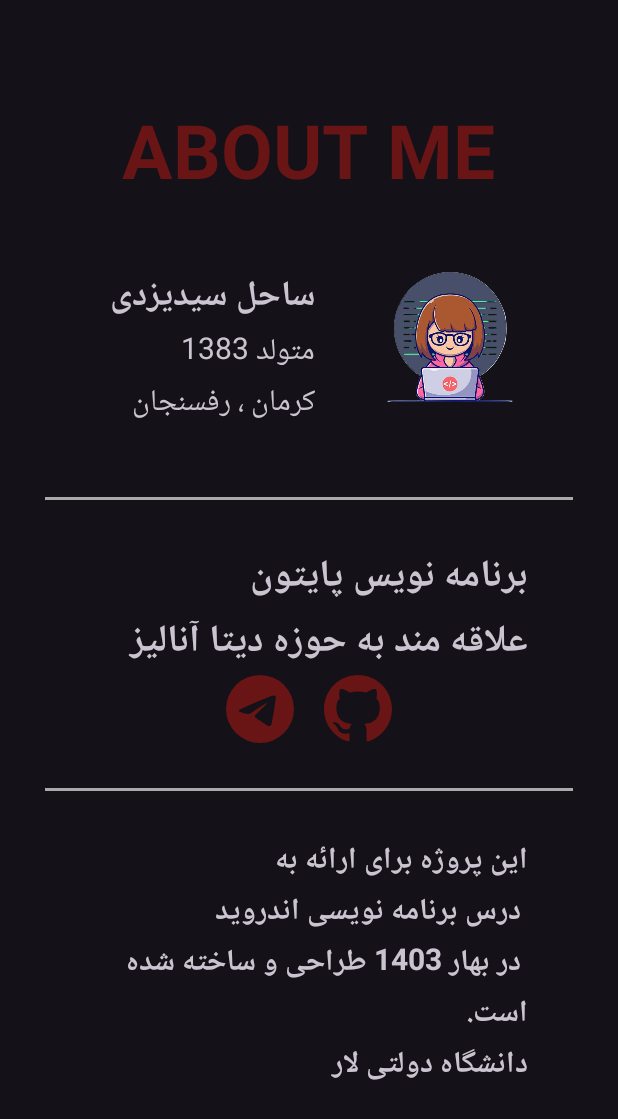
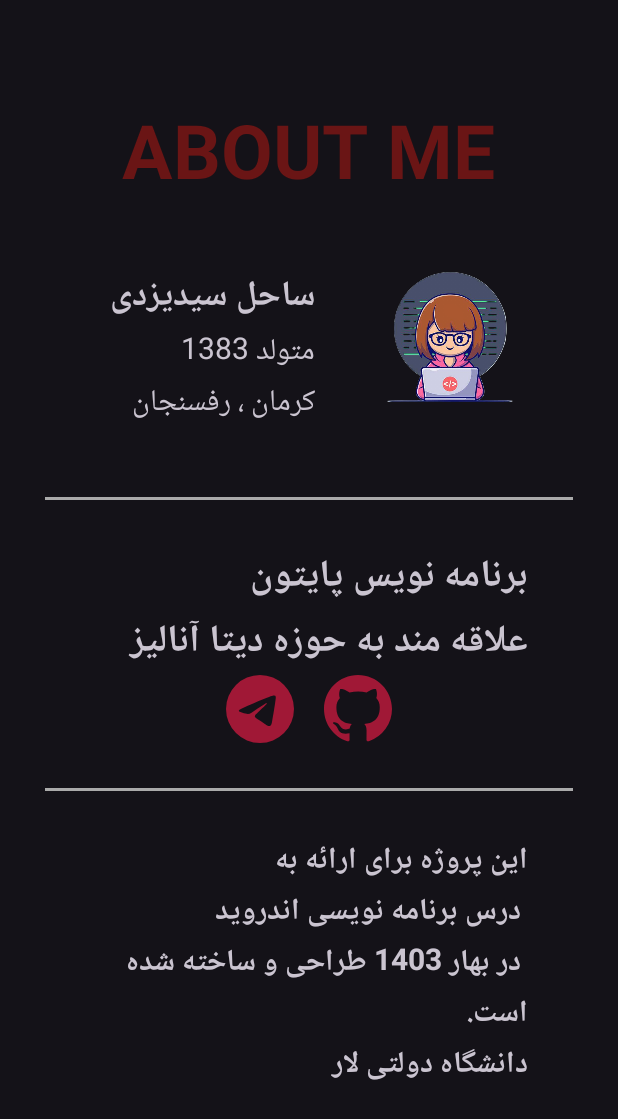
Before and after one commit to Seyedsahel/easy_learn, an Android app: the MainActivity screen opened directly, with no data from a screen before it, in the side drawer, after a tap on "About Us", on a phone screen of 412 x 824 dp. Shown: the top 1119 px of the screen. Run offline under Robolectric (Android 15) with nearby library versions, the phone set to English and light mode, and no system bars.

Commit message:
create logout and update iconcolors

```diff
--- a/app/src/main/res/drawable/check_circle.xml
+++ b/app/src/main/res/drawable/check_circle.xml
@@ -5,8 +5,8 @@
     android:viewportHeight="16">
   <path
       android:pathData="M8,15A7,7 0,1 1,8 1a7,7 0,0 1,0 14m0,1A8,8 0,1 0,8 0a8,8 0,0 0,0 16"
-      android:fillColor="#6A1515"/>
+      android:fillColor="#a01836"/>
   <path
       android:pathData="m10.97,4.97 l-0.02,0.022 -3.473,4.425 -2.093,-2.094a0.75,0.75 0,0 0,-1.06 1.06L6.97,11.03a0.75,0.75 0,0 0,1.079 -0.02l3.992,-4.99a0.75,0.75 0,0 0,-1.071 -1.05"
-      android:fillColor="#6A1515"/>
+      android:fillColor="#a01836"/>
 </vector>
--- a/app/src/main/res/drawable/circle.xml
+++ b/app/src/main/res/drawable/circle.xml
@@ -5,5 +5,5 @@
     android:viewportHeight="16">
   <path
       android:pathData="M8,15A7,7 0,1 1,8 1a7,7 0,0 1,0 14m0,1A8,8 0,1 0,8 0a8,8 0,0 0,0 16"
-      android:fillColor="#6A1515"/>
+      android:fillColor="#a01836"/>
 </vector>
--- a/app/src/main/res/drawable/circlefive.xml
+++ b/app/src/main/res/drawable/circlefive.xml
@@ -5,5 +5,5 @@
     android:viewportHeight="16">
   <path
       android:pathData="M1,8a7,7 0,1 1,14 0A7,7 0,0 1,1 8m15,0A8,8 0,1 0,0 8a8,8 0,0 0,16 0m-8.006,4.158c-1.57,0 -2.654,-0.902 -2.719,-2.115h1.237c0.14,0.72 0.832,1.031 1.529,1.031 0.791,0 1.57,-0.597 1.57,-1.681 0,-0.967 -0.732,-1.57 -1.582,-1.57 -0.767,0 -1.242,0.45 -1.435,0.808H5.445L5.791,4h4.705v1.103H6.875l-0.193,2.343h0.064c0.17,-0.258 0.715,-0.68 1.611,-0.68 1.383,0 2.561,0.944 2.561,2.585 0,1.687 -1.184,2.806 -2.924,2.806Z"
-      android:fillColor="#6A1515"/>
+      android:fillColor="#a01836"/>
 </vector>
--- a/app/src/main/res/drawable/circlefour.xml
+++ b/app/src/main/res/drawable/circlefour.xml
@@ -5,8 +5,8 @@
     android:viewportHeight="16">
   <path
       android:pathData="M7.519,5.057q0.33,-0.527 0.657,-1.055h1.933v5.332h1.008v1.107H10.11V12H8.85v-1.559H4.978V9.322c0.77,-1.427 1.656,-2.847 2.542,-4.265ZM6.225,9.281v0.053H8.85V5.063h-0.065c-0.867,1.33 -1.787,2.806 -2.56,4.218"
-      android:fillColor="#6A1515"/>
+      android:fillColor="#a01836"/>
   <path
       android:pathData="M16,8A8,8 0,1 1,0 8a8,8 0,0 1,16 0M1,8a7,7 0,1 0,14 0A7,7 0,0 0,1 8"
-      android:fillColor="#6A1515"/>
+      android:fillColor="#a01836"/>
 </vector>
--- a/app/src/main/res/drawable/circleone.xml
+++ b/app/src/main/res/drawable/circleone.xml
@@ -5,5 +5,5 @@
     android:viewportHeight="16">
   <path
       android:pathData="M1,8a7,7 0,1 0,14 0A7,7 0,0 0,1 8m15,0A8,8 0,1 1,0 8a8,8 0,0 1,16 0M9.283,4.002V12H7.971V5.338h-0.065L6.072,6.656V5.385l1.899,-1.383z"
-      android:fillColor="#6A1515"/>
+      android:fillColor="#a01836"/>
 </vector>
--- a/app/src/main/res/drawable/circlethree.xml
+++ b/app/src/main/res/drawable/circlethree.xml
@@ -5,8 +5,8 @@
     android:viewportHeight="16">
   <path
       android:pathData="M7.918,8.414h-0.879V7.342h0.838c0.78,0 1.348,-0.522 1.342,-1.237 0,-0.709 -0.563,-1.195 -1.348,-1.195 -0.79,0 -1.312,0.498 -1.348,1.055H5.275c0.036,-1.137 0.95,-2.115 2.625,-2.121 1.594,-0.012 2.608,0.885 2.637,2.062 0.023,1.137 -0.885,1.776 -1.482,1.875v0.07c0.703,0.07 1.71,0.64 1.734,1.917 0.024,1.459 -1.277,2.396 -2.93,2.396 -1.705,0 -2.707,-0.967 -2.754,-2.144H6.33c0.059,0.597 0.68,1.06 1.541,1.066 0.973,0.006 1.6,-0.563 1.588,-1.354 -0.006,-0.779 -0.621,-1.318 -1.541,-1.318"
-      android:fillColor="#6A1515"/>
+      android:fillColor="#a01836"/>
   <path
       android:pathData="M16,8A8,8 0,1 1,0 8a8,8 0,0 1,16 0M1,8a7,7 0,1 0,14 0A7,7 0,0 0,1 8"
-      android:fillColor="#6A1515"/>
+      android:fillColor="#a01836"/>
 </vector>
--- a/app/src/main/res/drawable/circletwo.xml
+++ b/app/src/main/res/drawable/circletwo.xml
@@ -5,5 +5,5 @@
     android:viewportHeight="16">
   <path
       android:pathData="M1,8a7,7 0,1 0,14 0A7,7 0,0 0,1 8m15,0A8,8 0,1 1,0 8a8,8 0,0 1,16 0M6.646,6.24v0.07H5.375v-0.064c0,-1.213 0.879,-2.402 2.637,-2.402 1.582,0 2.613,0.949 2.613,2.215 0,1.002 -0.6,1.667 -1.287,2.43l-0.096,0.107 -1.974,2.22v0.077h3.498V12H5.422v-0.832l2.97,-3.293c0.434,-0.475 0.903,-1.008 0.903,-1.705 0,-0.744 -0.557,-1.236 -1.313,-1.236 -0.843,0 -1.336,0.615 -1.336,1.306"
-      android:fillColor="#6A1515"/>
+      android:fillColor="#a01836"/>
 </vector>
--- a/app/src/main/res/drawable/code.xml
+++ b/app/src/main/res/drawable/code.xml
@@ -5,5 +5,5 @@
     android:viewportHeight="16">
   <path
       android:pathData="M10.478,1.647a0.5,0.5 0,1 0,-0.956 -0.294l-4,13a0.5,0.5 0,0 0,0.956 0.294zM4.854,4.146a0.5,0.5 0,0 1,0 0.708L1.707,8l3.147,3.146a0.5,0.5 0,0 1,-0.708 0.708l-3.5,-3.5a0.5,0.5 0,0 1,0 -0.708l3.5,-3.5a0.5,0.5 0,0 1,0.708 0m6.292,0a0.5,0.5 0,0 0,0 0.708L14.293,8l-3.147,3.146a0.5,0.5 0,0 0,0.708 0.708l3.5,-3.5a0.5,0.5 0,0 0,0 -0.708l-3.5,-3.5a0.5,0.5 0,0 0,-0.708 0"
-      android:fillColor="#6A1515"/>
+      android:fillColor="#a01836"/>
 </vector>
--- a/app/src/main/res/drawable/email.xml
+++ b/app/src/main/res/drawable/email.xml
@@ -5,8 +5,8 @@
     android:viewportHeight="16">
   <path
       android:pathData="M2,2a2,2 0,0 0,-2 2v8.01A2,2 0,0 0,2 14h5.5a0.5,0.5 0,0 0,0 -1L2,13a1,1 0,0 1,-0.966 -0.741l5.64,-3.471L8,9.583l7,-4.2L15,8.5a0.5,0.5 0,0 0,1 0L16,4a2,2 0,0 0,-2 -2zM5.708,8.208L1,11.105L1,5.383zM1,4.217L1,4a1,1 0,0 1,1 -1h12a1,1 0,0 1,1 1v0.217l-7,4.2z"
-      android:fillColor="#6A1515"/>
+      android:fillColor="#a01836"/>
   <path
       android:pathData="M14.247,14.269c1.01,0 1.587,-0.857 1.587,-2.025v-0.21C15.834,10.43 14.64,9 12.52,9h-0.035C10.42,9 9,10.36 9,12.432v0.214C9,14.82 10.438,16 12.358,16h0.044c0.594,0 1.018,-0.074 1.237,-0.175v-0.73c-0.245,0.11 -0.673,0.18 -1.18,0.18h-0.044c-1.334,0 -2.571,-0.788 -2.571,-2.655v-0.157c0,-1.657 1.058,-2.724 2.64,-2.724h0.04c1.535,0 2.484,1.05 2.484,2.326v0.118c0,0.975 -0.324,1.39 -0.639,1.39 -0.232,0 -0.41,-0.148 -0.41,-0.42v-2.19h-0.906v0.569h-0.03c-0.084,-0.298 -0.368,-0.63 -0.954,-0.63 -0.778,0 -1.259,0.555 -1.259,1.4v0.528c0,0.892 0.49,1.434 1.26,1.434 0.471,0 0.896,-0.227 1.014,-0.643h0.043c0.118,0.42 0.617,0.648 1.12,0.648m-2.453,-1.588v-0.227c0,-0.546 0.227,-0.791 0.573,-0.791 0.297,0 0.572,0.192 0.572,0.708v0.367c0,0.573 -0.253,0.744 -0.564,0.744 -0.354,0 -0.581,-0.215 -0.581,-0.8Z"
-      android:fillColor="#6A1515"/>
+      android:fillColor="#a01836"/>
 </vector>
--- a/app/src/main/res/drawable/gear.xml
+++ b/app/src/main/res/drawable/gear.xml
@@ -5,5 +5,5 @@
     android:viewportHeight="16">
   <path
       android:pathData="M7.068,0.727c0.243,-0.97 1.62,-0.97 1.864,0l0.071,0.286a0.96,0.96 0,0 0,1.622 0.434l0.205,-0.211c0.695,-0.719 1.888,-0.03 1.613,0.931l-0.08,0.284a0.96,0.96 0,0 0,1.187 1.187l0.283,-0.081c0.96,-0.275 1.65,0.918 0.931,1.613l-0.211,0.205a0.96,0.96 0,0 0,0.434 1.622l0.286,0.071c0.97,0.243 0.97,1.62 0,1.864l-0.286,0.071a0.96,0.96 0,0 0,-0.434 1.622l0.211,0.205c0.719,0.695 0.03,1.888 -0.931,1.613l-0.284,-0.08a0.96,0.96 0,0 0,-1.187 1.187l0.081,0.283c0.275,0.96 -0.918,1.65 -1.613,0.931l-0.205,-0.211a0.96,0.96 0,0 0,-1.622 0.434l-0.071,0.286c-0.243,0.97 -1.62,0.97 -1.864,0l-0.071,-0.286a0.96,0.96 0,0 0,-1.622 -0.434l-0.205,0.211c-0.695,0.719 -1.888,0.03 -1.613,-0.931l0.08,-0.284a0.96,0.96 0,0 0,-1.186 -1.187l-0.284,0.081c-0.96,0.275 -1.65,-0.918 -0.931,-1.613l0.211,-0.205a0.96,0.96 0,0 0,-0.434 -1.622l-0.286,-0.071c-0.97,-0.243 -0.97,-1.62 0,-1.864l0.286,-0.071a0.96,0.96 0,0 0,0.434 -1.622l-0.211,-0.205c-0.719,-0.695 -0.03,-1.888 0.931,-1.613l0.284,0.08a0.96,0.96 0,0 0,1.187 -1.186l-0.081,-0.284c-0.275,-0.96 0.918,-1.65 1.613,-0.931l0.205,0.211a0.96,0.96 0,0 0,1.622 -0.434zM12.973,8.5L8.25,8.5l-2.834,3.779A4.998,4.998 0,0 0,12.973 8.5m0,-1a4.998,4.998 0,0 0,-7.557 -3.779l2.834,3.78zM5.048,3.967l-0.087,0.065zM4.617,4.322A4.98,4.98 0,0 0,3.002 8c0,1.455 0.622,2.765 1.615,3.678L7.375,8zM4.961,11.968 L5.048,12.033z"
-      android:fillColor="#6A1515"/>
+      android:fillColor="#a01836"/>
 </vector>
--- a/app/src/main/res/drawable/github.xml
+++ b/app/src/main/res/drawable/github.xml
@@ -5,5 +5,5 @@
     android:viewportHeight="16">
   <path
       android:pathData="M8,0C3.58,0 0,3.58 0,8c0,3.54 2.29,6.53 5.47,7.59 0.4,0.07 0.55,-0.17 0.55,-0.38 0,-0.19 -0.01,-0.82 -0.01,-1.49 -2.01,0.37 -2.53,-0.49 -2.69,-0.94 -0.09,-0.23 -0.48,-0.94 -0.82,-1.13 -0.28,-0.15 -0.68,-0.52 -0.01,-0.53 0.63,-0.01 1.08,0.58 1.23,0.82 0.72,1.21 1.87,0.87 2.33,0.66 0.07,-0.52 0.28,-0.87 0.51,-1.07 -1.78,-0.2 -3.64,-0.89 -3.64,-3.95 0,-0.87 0.31,-1.59 0.82,-2.15 -0.08,-0.2 -0.36,-1.02 0.08,-2.12 0,0 0.67,-0.21 2.2,0.82 0.64,-0.18 1.32,-0.27 2,-0.27s1.36,0.09 2,0.27c1.53,-1.04 2.2,-0.82 2.2,-0.82 0.44,1.1 0.16,1.92 0.08,2.12 0.51,0.56 0.82,1.27 0.82,2.15 0,3.07 -1.87,3.75 -3.65,3.95 0.29,0.25 0.54,0.73 0.54,1.48 0,1.07 -0.01,1.93 -0.01,2.2 0,0.21 0.15,0.46 0.55,0.38A8.01,8.01 0,0 0,16 8c0,-4.42 -3.58,-8 -8,-8"
-      android:fillColor="#6A1515"/>
+      android:fillColor="#a01836"/>
 </vector>
--- a/app/src/main/res/drawable/javalogo.xml
+++ b/app/src/main/res/drawable/javalogo.xml
@@ -5,6 +5,6 @@
     android:viewportHeight="16">
   <path
       android:pathData="M14,4.5L14,11h-1L13,4.5h-2A1.5,1.5 0,0 1,9.5 3L9.5,1L4,1a1,1 0,0 0,-1 1v9L2,11L2,2a2,2 0,0 1,2 -2h5.5zM1.521,15.175a1.3,1.3 0,0 1,-0.082 -0.466h0.765a0.6,0.6 0,0 0,0.073 0.27,0.5 0.5,0 0,0 0.454,0.246q0.285,0 0.422,-0.164 0.138,-0.165 0.138,-0.466L3.291,11.85h0.79v2.725q0,0.66 -0.357,1.005 -0.354,0.345 -0.984,0.345a1.6,1.6 0,0 1,-0.568 -0.094,1.1 1.1,0 0,1 -0.408,-0.266 1.1,1.1 0,0 1,-0.243 -0.39m3.972,-0.354 l-0.314,1.028h-0.8l1.342,-3.999h0.926l1.336,3.999h-0.84l-0.314,-1.028zM6.671,14.231 L6.181,12.615h-0.035l-0.49,1.617zM9.013,15.849h0.952l1.327,-3.999h-0.878l-0.888,3.138h-0.038L8.59,11.85h-0.917zM12.1,14.821 L11.786,15.849h-0.8l1.342,-3.999h0.926l1.336,3.999h-0.84l-0.314,-1.028zM13.278,14.231 L12.788,12.615h-0.035l-0.49,1.617z"
-      android:fillColor="#6A1515"
+      android:fillColor="#a01836"
       android:fillType="evenOdd"/>
 </vector>
--- a/app/src/main/res/drawable/lock.xml
+++ b/app/src/main/res/drawable/lock.xml
@@ -5,5 +5,5 @@
     android:viewportHeight="16">
   <path
       android:pathData="M11,5a3,3 0,1 1,-6 0,3 3,0 0,1 6,0M8,7a2,2 0,1 0,0 -4,2 2,0 0,0 0,4m0,5.996L8,14L3,14s-1,0 -1,-1 1,-4 6,-4q0.845,0.002 1.544,0.107a4.5,4.5 0,0 0,-0.803 0.918A11,11 0,0 0,8 10c-2.29,0 -3.516,0.68 -4.168,1.332 -0.678,0.678 -0.83,1.418 -0.832,1.664zM9,13a1,1 0,0 1,1 -1v-1a2,2 0,1 1,4 0v1a1,1 0,0 1,1 1v2a1,1 0,0 1,-1 1h-4a1,1 0,0 1,-1 -1zM12,10a1,1 0,0 0,-1 1v1h2v-1a1,1 0,0 0,-1 -1"
-      android:fillColor="#6A1515"/>
+      android:fillColor="#a01836"/>
 </vector>
--- a/app/src/main/res/drawable/logout.xml
+++ b/app/src/main/res/drawable/logout.xml
@@ -5,10 +5,10 @@
     android:viewportHeight="16">
   <path
       android:pathData="M10,12.5a0.5,0.5 0,0 1,-0.5 0.5h-8a0.5,0.5 0,0 1,-0.5 -0.5v-9a0.5,0.5 0,0 1,0.5 -0.5h8a0.5,0.5 0,0 1,0.5 0.5v2a0.5,0.5 0,0 0,1 0v-2A1.5,1.5 0,0 0,9.5 2h-8A1.5,1.5 0,0 0,0 3.5v9A1.5,1.5 0,0 0,1.5 14h8a1.5,1.5 0,0 0,1.5 -1.5v-2a0.5,0.5 0,0 0,-1 0z"
-      android:fillColor="#6A1515"
+      android:fillColor="#a01836"
       android:fillType="evenOdd"/>
   <path
       android:pathData="M15.854,8.354a0.5,0.5 0,0 0,0 -0.708l-3,-3a0.5,0.5 0,0 0,-0.708 0.708L14.293,7.5H5.5a0.5,0.5 0,0 0,0 1h8.793l-2.147,2.146a0.5,0.5 0,0 0,0.708 0.708z"
-      android:fillColor="#6A1515"
+      android:fillColor="#a01836"
       android:fillType="evenOdd"/>
 </vector>
--- a/app/src/main/res/drawable/profile.xml
+++ b/app/src/main/res/drawable/profile.xml
@@ -5,8 +5,8 @@
     android:viewportHeight="16">
   <path
       android:pathData="M11,8a3,3 0,1 1,-6 0,3 3,0 0,1 6,0"
-      android:fillColor="#6A1515"/>
+      android:fillColor="#a01836"/>
   <path
       android:pathData="M14,14V4.5L9.5,0H4a2,2 0,0 0,-2 2v12a2,2 0,0 0,2 2h8a2,2 0,0 0,2 -2M9.5,3A1.5,1.5 0,0 0,11 4.5h2v9.255S12,12 8,12s-5,1.755 -5,1.755V2a1,1 0,0 1,1 -1h5.5z"
-      android:fillColor="#6A1515"/>
+      android:fillColor="#a01836"/>
 </vector>
--- a/app/src/main/res/drawable/red_progress.xml
+++ b/app/src/main/res/drawable/red_progress.xml
@@ -10,7 +10,7 @@
         <clip>
             <shape>
                 <corners android:radius="5dp"/>
-                <solid android:color="#6A1515"/>
+                <solid android:color="#a01836"/>
             </shape>
         </clip>
     </item>
--- a/app/src/main/res/drawable/sidebar.xml
+++ b/app/src/main/res/drawable/sidebar.xml
@@ -5,8 +5,8 @@
     android:viewportHeight="16">
   <path
       android:pathData="M12.5,3a0.5,0.5 0,0 1,0 1h-5a0.5,0.5 0,0 1,0 -1zM12.5,6a0.5,0.5 0,0 1,0 1h-5a0.5,0.5 0,0 1,0 -1zM13,9.5a0.5,0.5 0,0 0,-0.5 -0.5h-5a0.5,0.5 0,0 0,0 1h5a0.5,0.5 0,0 0,0.5 -0.5m-0.5,2.5a0.5,0.5 0,0 1,0 1h-5a0.5,0.5 0,0 1,0 -1z"
-      android:fillColor="#6A1515"/>
+      android:fillColor="#a01836"/>
   <path
       android:pathData="M16,2a2,2 0,0 0,-2 -2L2,0a2,2 0,0 0,-2 2v12a2,2 0,0 0,2 2h12a2,2 0,0 0,2 -2zM4,1v14L2,15a1,1 0,0 1,-1 -1L1,2a1,1 0,0 1,1 -1zM5,1h9a1,1 0,0 1,1 1v12a1,1 0,0 1,-1 1L5,15z"
-      android:fillColor="#6A1515"/>
+      android:fillColor="#a01836"/>
 </vector>
--- a/app/src/main/res/drawable/telegram.xml
+++ b/app/src/main/res/drawable/telegram.xml
@@ -5,5 +5,5 @@
     android:viewportHeight="16">
   <path
       android:pathData="M16,8A8,8 0,1 1,0 8a8,8 0,0 1,16 0M8.287,5.906q-1.168,0.486 -4.666,2.01 -0.567,0.225 -0.595,0.442c-0.03,0.243 0.275,0.339 0.69,0.47l0.175,0.055c0.408,0.133 0.958,0.288 1.243,0.294q0.39,0.01 0.868,-0.32 3.269,-2.206 3.374,-2.23c0.05,-0.012 0.12,-0.026 0.166,0.016s0.042,0.12 0.037,0.141c-0.03,0.129 -1.227,1.241 -1.846,1.817 -0.193,0.18 -0.33,0.307 -0.358,0.336a8,8 0,0 1,-0.188 0.186c-0.38,0.366 -0.664,0.64 0.015,1.088 0.327,0.216 0.589,0.393 0.85,0.571 0.284,0.194 0.568,0.387 0.936,0.629q0.14,0.092 0.27,0.187c0.331,0.236 0.63,0.448 0.997,0.414 0.214,-0.02 0.435,-0.22 0.547,-0.82 0.265,-1.417 0.786,-4.486 0.906,-5.751a1.4,1.4 0,0 0,-0.013 -0.315,0.34 0.34,0 0,0 -0.114,-0.217 0.53,0.53 0,0 0,-0.31 -0.093c-0.3,0.005 -0.763,0.166 -2.984,1.09"
-      android:fillColor="#6A1515"/>
+      android:fillColor="#a01836"/>
 </vector>
```
Also changed, not shown: app/src/main/java/com/example/myapplication/MainActivity.java (+25 -1 lines).
